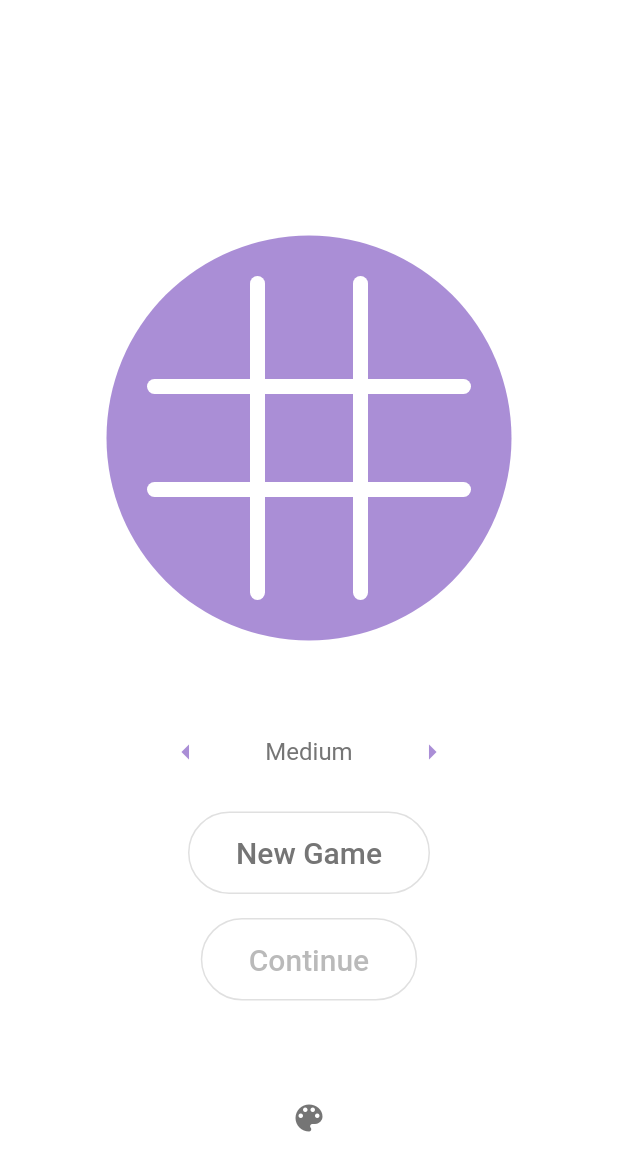
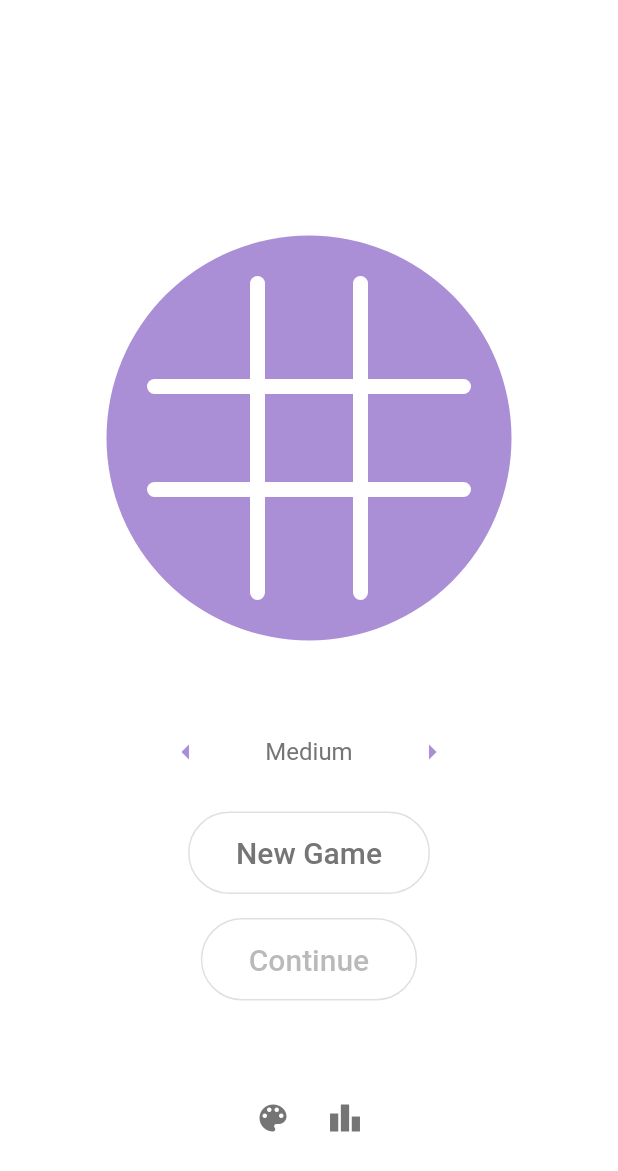
Before and after one commit to TheSunCat/Sudoku, a Flutter app: the screen it shows after launch, on a phone screen of 412 x 824 dp. Shown: the top 1171 px of the screen. Run offline on Flutter 3.47's test engine with Material 2 defaults, Android fonts, the light colour scheme and no system bars; our stand-ins replace flutter_colorpicker, shared_preferences, tuple; missing offline and left inert: sudoku_solver_generator, system_theme.

Commit message:
Add leaderboard button to main menu (fixes #3)

```diff
--- a/lib/main.dart
+++ b/lib/main.dart
@@ -3,7 +3,9 @@ import 'dart:math';
 import 'package:dynamic_color_theme/dynamic_color_theme.dart';
 import 'package:flutter/material.dart';
 import 'package:flutter/services.dart';
+import 'package:sudoku/fade_dialog.dart';
 import 'package:sudoku/game.dart';
+import 'package:sudoku/leaderboard.dart';
 import 'package:sudoku/painters.dart';
 import 'package:sudoku/save_manager.dart';
 import 'package:sudoku/theme.dart';
@@ -69,6 +71,7 @@ class _HomePageState extends State<HomePage> {
     saveFuture.then((value) => setState(() {
       _difficultyStr = difficulties[_difficulty];
       _hasSave = value;
+      print("hasSave: $_hasSave");
     }));
   }
 
@@ -160,8 +163,8 @@ class _HomePageState extends State<HomePage> {
                         final temp = await Navigator.push(
                           context,
                           MaterialPageRoute(
-                              builder: (context) => SudokuGame(
-                                  difficulty: _difficulty),
+                            builder: (context) =>
+                                SudokuGame(difficulty: _difficulty),
                           ),
                         );
                         setState(() => _updateDifficulty(0));
@@ -179,7 +182,8 @@ class _HomePageState extends State<HomePage> {
                     ),
                   ),
                   OutlinedButton(
-                    onPressed: _hasSave ? () async {
+                    onPressed: _hasSave
+                        ? () async {
                             final temp = await Navigator.push(
                               context,
                               MaterialPageRoute(
@@ -190,12 +194,17 @@ class _HomePageState extends State<HomePage> {
                               ),
                             );
                             setState(() => _updateDifficulty(0));
-                    } : null,
+                          }
+                        : null,
                     style: ButtonStyle(
                       shape: MaterialStateProperty.all(RoundedRectangleBorder(
                           borderRadius: BorderRadius.circular(30.0))),
                       foregroundColor: MaterialStateProperty.all(
-                          Theme.of(context).textTheme.bodyMedium!.color!.withOpacity(_hasSave ? 1 : 0.5)),
+                          Theme.of(context)
+                              .textTheme
+                              .bodyMedium!
+                              .color!
+                              .withOpacity(_hasSave ? 1 : 0.5)),
                     ),
                     child: const Padding(
                       padding: EdgeInsets.all(16.0),
@@ -215,7 +224,35 @@ class _HomePageState extends State<HomePage> {
                           builder: (context) => const ColorSettings()),
                     ),
                     icon: const Icon(Icons.color_lens),
-                  )
+                  ),
+                  IconButton(
+                      color: Theme.of(context).textTheme.bodyMedium!.color!,
+                      onPressed: () => SaveManager()
+                        .getScores(_difficulty)
+                        .then((List<Score> scores) => fadePopup(
+                            context, AlertDialog(
+                              title: const Center(child: Text("Scores")),
+                              content: Column(
+                                mainAxisSize: MainAxisSize.min,
+                                children: [
+                                  makeLeaderboard(context, scores),
+                                  Padding(
+                                    padding: const EdgeInsets.fromLTRB(0, 16.0, 0, 0),
+                                    child: OutlinedButton(
+                                        onPressed: () => Navigator.of(context).pop(),
+                                        style: ButtonStyle(
+                                          shape: MaterialStateProperty.all(
+                                              RoundedRectangleBorder(borderRadius: BorderRadius
+                                                  .circular(30.0))),
+                                        ),
+                                        child: const Text("Close")
+                                    ),
+                                  ),
+                                ],
+                              ),
+                          ),
+                          dismissable: true)),
+                      icon: const Icon(Icons.leaderboard))
                 ],
               ),
             ],
```
Also changed, not shown: lib/game.dart (+2 -37 lines), lib/leaderboard.dart (added, +47 -0 lines). Lines whose indentation alone changed are shown as unchanged.
